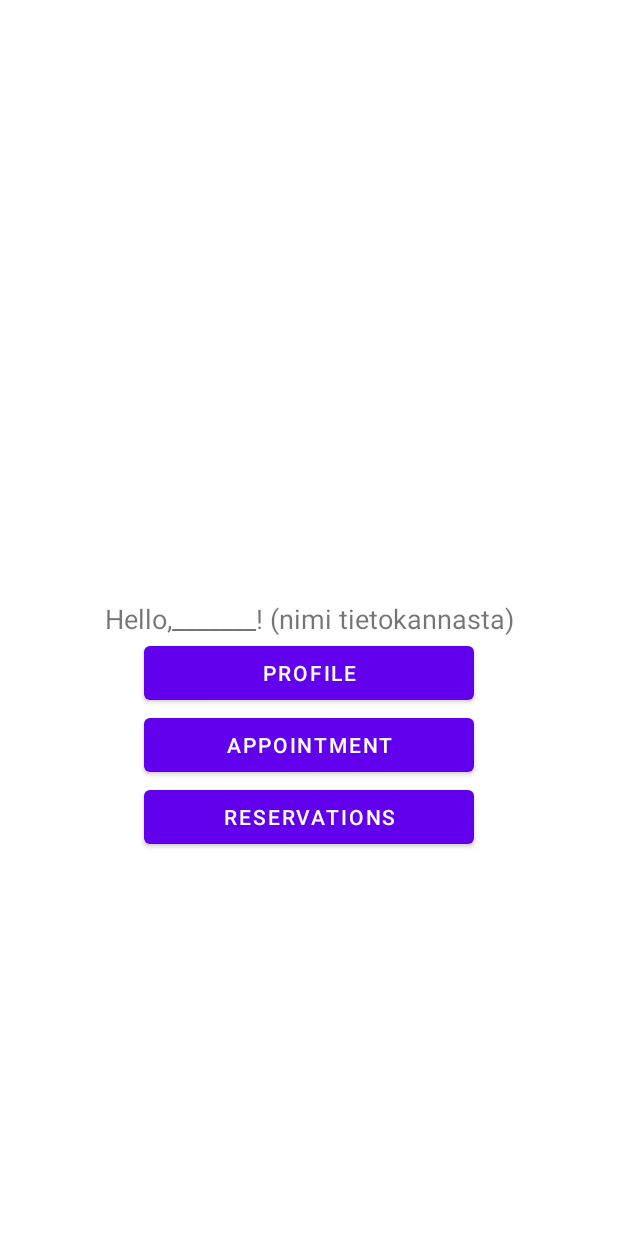
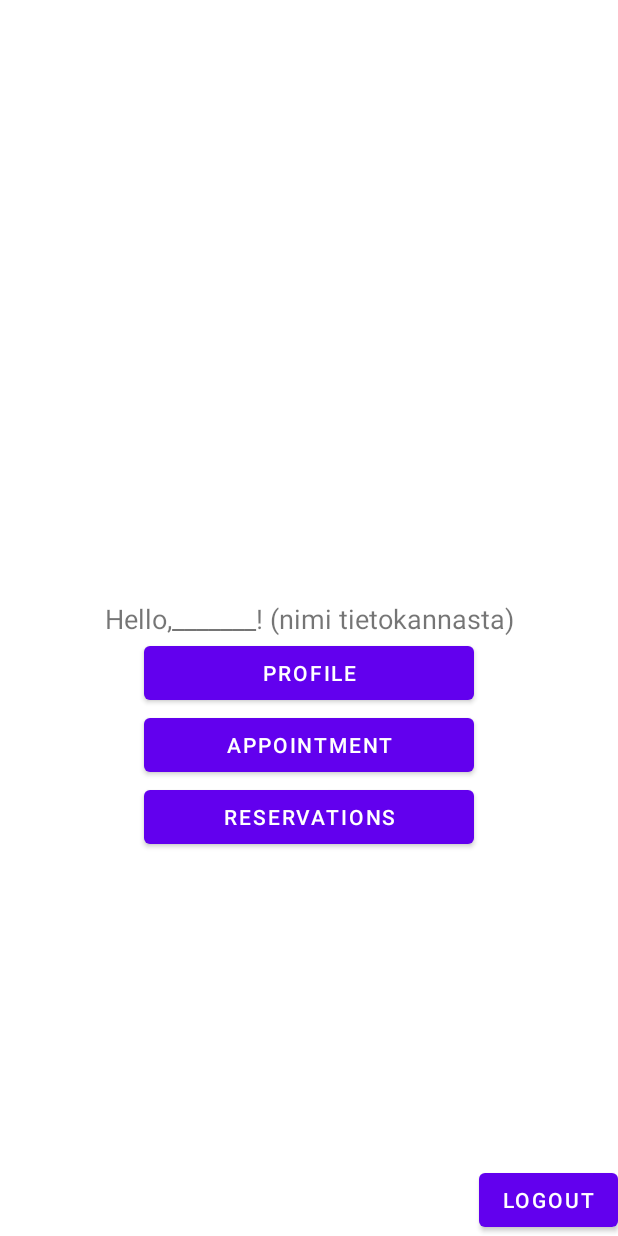
Before and after one commit to elielll/PelikahvilaApp, an Android app: the ProfileActivity screen opened directly, with no data from a screen before it, on a phone screen of 412 x 824 dp. Run offline under Robolectric (Android 15) with nearby library versions, the phone set to English and light mode, and no system bars; our stand-ins replace Firebase (no records; nobody signed in at launch, a user with empty details on screens opened directly).

Commit message:
uloskirjautuminen
uloskirjautuminen lisätty profileactivityyn

```diff
--- a/app/src/main/java/reservation/system/ProfileActivity.java
+++ b/app/src/main/java/reservation/system/ProfileActivity.java
@@ -8,11 +8,14 @@ import android.os.Bundle;
 import android.view.View;
 import android.widget.Button;
 
+import com.google.firebase.auth.FirebaseAuth;
+
 public class ProfileActivity extends AppCompatActivity implements View.OnClickListener{
 
     private Button appointment;
     private Button profile;
     private Button reservations;
+    private Button logout;
 
     @Override
     protected void onCreate(Bundle savedInstanceState) {
@@ -27,6 +30,15 @@ public class ProfileActivity extends AppCompatActivity implements View.OnClickLi
 
         reservations = (Button) findViewById(R.id.reservationsID);
         reservations.setOnClickListener(this);
+
+        logout = (Button) findViewById(R.id.signOut);
+        logout.setOnClickListener(new View.OnClickListener() {
+            @Override
+            public void onClick(View view) {
+                FirebaseAuth.getInstance().signOut();
+                startActivity(new Intent(ProfileActivity.this, MainActivity.class));
+            }
+        });
     }
 
     @Override
--- a/app/src/main/res/layout/activity_profile.xml
+++ b/app/src/main/res/layout/activity_profile.xml
@@ -48,4 +48,12 @@
         app:layout_constraintRight_toRightOf="parent"
         app:layout_constraintLeft_toLeftOf="parent"/>
 
+    <Button
+        android:id="@+id/signOut"
+        android:layout_width="wrap_content"
+        android:layout_height="wrap_content"
+        android:text="Logout"
+        app:layout_constraintBottom_toBottomOf="parent"
+        app:layout_constraintRight_toRightOf="parent"/>
+
 </androidx.constraintlayout.widget.ConstraintLayout>
```
